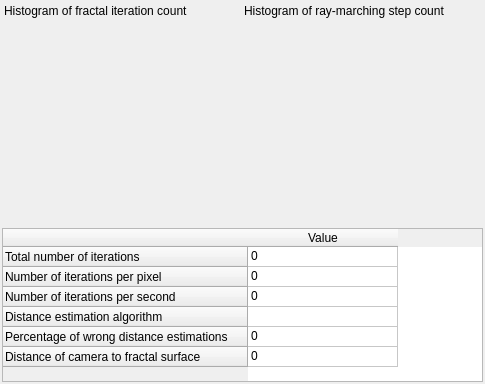
Before: the Qt Designer form mandelbulber2/qt/dock_statistics.ui in buddhi1980/mandelbulber2, drawn with Qt 5.
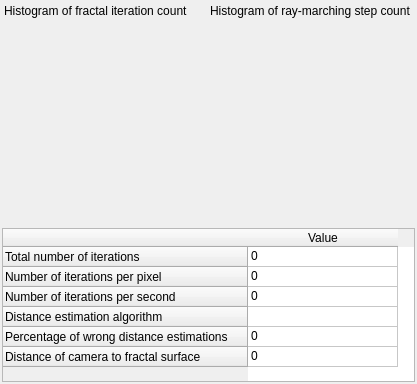
After: the same form once the commit is applied. Custom widgets are drawn as their Qt base class.

Patch:
```diff
--- a/mandelbulber2/qt/dock_statistics.ui
+++ b/mandelbulber2/qt/dock_statistics.ui
@@ -6,7 +6,7 @@
    <rect>
     <x>0</x>
     <y>0</y>
-    <width>485</width>
+    <width>417</width>
     <height>384</height>
    </rect>
   </property>
@@ -56,6 +56,9 @@
          <property name="text">
           <string>Histogram of fractal iteration count</string>
          </property>
+         <property name="wordWrap">
+          <bool>true</bool>
+         </property>
         </widget>
        </item>
        <item>
@@ -95,6 +98,9 @@
          <property name="text">
           <string>Histogram of ray-marching step count</string>
          </property>
+         <property name="wordWrap">
+          <bool>true</bool>
+         </property>
         </widget>
        </item>
        <item>
```
